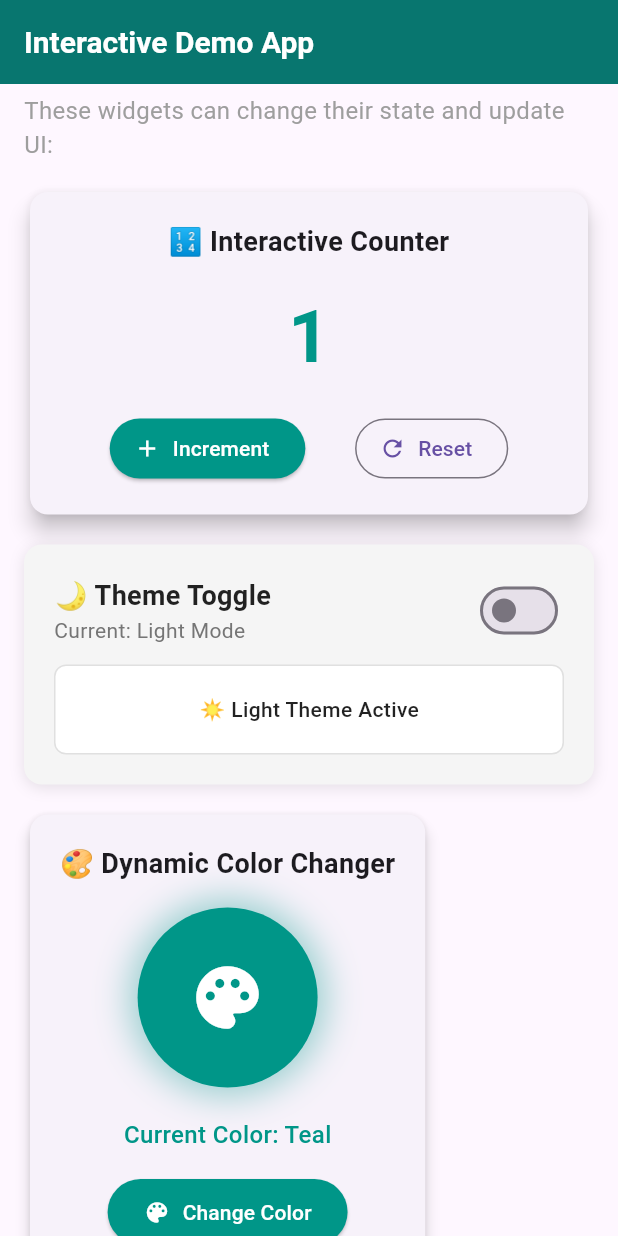
After one commit to kalviumcommunity/S86-126-Nexus-Building_Smart_Mobile_Experiences_with_Flutter_Firebase-LeafLine, a Flutter app: the DemoHomePage screen opened directly, scrolled down 576 dp, after a tap on "Increment", on a phone screen of 412 x 824 dp. The commit adds this screen. Run offline on Flutter 3.47's test engine with Material 3 defaults, Android fonts, the phone set to English and light mode, and no system bars; our stand-ins replace firebase_auth, firebase_core; accounts and stored records are empty.

Commit message:
feat: implemented demo showing stateless and stateful widgets

```diff
--- a/lib/main.dart
+++ b/lib/main.dart
@@ -5,6 +5,7 @@ import 'firebase_options.dart';
 import 'screens/login_screen.dart';
 import 'screens/responsive_home.dart';
 import 'screens/widget_tree_demo.dart';
+import 'screens/stateless_stateful_demo.dart';
 
 void main() async {
   WidgetsFlutterBinding.ensureInitialized();
@@ -367,6 +368,29 @@ class _WelcomeScreenState extends State<WelcomeScreen> {
 
                       const SizedBox(height: 10),
 
+                      // Stateless vs Stateful Demo Button
+                      SizedBox(
+                        width: double.infinity,
+                        child: ElevatedButton(
+                          onPressed: () {
+                            Navigator.push(
+                              context,
+                              MaterialPageRoute(
+                                builder: (context) => const StatelessStatefulDemo(),
+                              ),
+                            );
+                          },
+                          style: ElevatedButton.styleFrom(
+                            backgroundColor: Colors.teal,
+                            foregroundColor: Colors.white,
+                            padding: const EdgeInsets.symmetric(vertical: 15),
+                          ),
+                          child: const Text('Stateless vs Stateful Demo', style: TextStyle(fontSize: 16)),
+                        ),
+                      ),
+
+                      const SizedBox(height: 10),
+
                       // OPTIONAL: Access responsive layout
                       SizedBox(
                         width: double.infinity,
--- /dev/null
+++ b/lib/screens/stateless_stateful_demo.dart
@@ -0,0 +1,520 @@
+import 'package:flutter/material.dart';
+
+/// Demo app showcasing the difference between Stateless and Stateful widgets
+class StatelessStatefulDemo extends StatelessWidget {
+  const StatelessStatefulDemo({super.key});
+
+  @override
+  Widget build(BuildContext context) {
+    return MaterialApp(
+      title: 'Stateless vs Stateful Demo',
+      theme: ThemeData(
+        primarySwatch: Colors.teal,
+        visualDensity: VisualDensity.adaptivePlatformDensity,
+      ),
+      home: const DemoHomePage(),
+      debugShowCheckedModeBanner: false,
+    );
+  }
+}
+
+class DemoHomePage extends StatelessWidget {
+  const DemoHomePage({super.key});
+
+  @override
+  Widget build(BuildContext context) {
+    return Scaffold(
+      appBar: AppBar(
+        title: const AppTitle(), // Stateless Widget
+        backgroundColor: Colors.teal[700],
+        elevation: 0,
+      ),
+      body: const SingleChildScrollView(
+        padding: EdgeInsets.all(16.0),
+        child: Column(
+          crossAxisAlignment: CrossAxisAlignment.stretch,
+          children: [
+            // Stateless Widgets Section
+            StaticSection(),
+            SizedBox(height: 20),
+
+            // Stateful Widgets Section
+            InteractiveSection(),
+          ],
+        ),
+      ),
+    );
+  }
+}
+
+// STATELESS WIDGETS - These remain constant and don't change state
+
+/// A simple stateless widget for app title
+class AppTitle extends StatelessWidget {
+  const AppTitle({super.key});
+
+  @override
+  Widget build(BuildContext context) {
+    return const Text(
+      'Interactive Demo App',
+      style: TextStyle(
+        fontSize: 20,
+        fontWeight: FontWeight.bold,
+        color: Colors.white,
+      ),
+    );
+  }
+}
+
+/// A stateless widget for static information display
+class StaticInfoCard extends StatelessWidget {
+  final String title;
+  final String description;
+  final IconData icon;
+  final Color color;
+
+  const StaticInfoCard({
+    super.key,
+    required this.title,
+    required this.description,
+    required this.icon,
+    required this.color,
+  });
+
+  @override
+  Widget build(BuildContext context) {
+    return Card(
+      elevation: 4,
+      margin: const EdgeInsets.symmetric(vertical: 8),
+      child: Padding(
+        padding: const EdgeInsets.all(16.0),
+        child: Row(
+          children: [
+            Icon(
+              icon,
+              size: 40,
+              color: color,
+            ),
+            const SizedBox(width: 16),
+            Expanded(
+              child: Column(
+                crossAxisAlignment: CrossAxisAlignment.start,
+                children: [
+                  Text(
+                    title,
+                    style: const TextStyle(
+                      fontSize: 18,
+                      fontWeight: FontWeight.bold,
+                    ),
+                  ),
+                  const SizedBox(height: 4),
+                  Text(
+                    description,
+                    style: const TextStyle(
+                      fontSize: 14,
+                      color: Colors.grey,
+                    ),
+                  ),
+                ],
+              ),
+            ),
+          ],
+        ),
+      ),
+    );
+  }
+}
+
+/// Stateless section containing static widgets
+class StaticSection extends StatelessWidget {
+  const StaticSection({super.key});
+
+  @override
+  Widget build(BuildContext context) {
+    return Column(
+      crossAxisAlignment: CrossAxisAlignment.start,
+      children: [
+        const Text(
+          '📄 Stateless Widgets (Static Content)',
+          style: TextStyle(
+            fontSize: 22,
+            fontWeight: FontWeight.bold,
+            color: Colors.teal,
+          ),
+        ),
+        const SizedBox(height: 12),
+        const Text(
+          'These widgets never change their appearance once built:',
+          style: TextStyle(fontSize: 16, color: Colors.grey),
+        ),
+        const SizedBox(height: 16),
+
+        const StaticInfoCard(
+          title: 'Welcome Message',
+          description: 'This greeting remains the same throughout app lifecycle',
+          icon: Icons.waving_hand,
+          color: Colors.orange,
+        ),
+
+        const StaticInfoCard(
+          title: 'App Information',
+          description: 'Flutter Demo - Built with ❤️ using StatelessWidget',
+          icon: Icons.info_outline,
+          color: Colors.blue,
+        ),
+
+        const StaticInfoCard(
+          title: 'Static Icon',
+          description: 'This icon and text never change state',
+          icon: Icons.star,
+          color: Colors.amber,
+        ),
+      ],
+    );
+  }
+}
+
+// STATEFUL WIDGETS - These can change state and update UI dynamically
+
+/// Interactive section containing stateful widgets
+class InteractiveSection extends StatelessWidget {
+  const InteractiveSection({super.key});
+
+  @override
+  Widget build(BuildContext context) {
+    return const Column(
+      crossAxisAlignment: CrossAxisAlignment.start,
+      children: [
+        Text(
+          '🔄 Stateful Widgets (Interactive Content)',
+          style: TextStyle(
+            fontSize: 22,
+            fontWeight: FontWeight.bold,
+            color: Colors.teal,
+          ),
+        ),
+        SizedBox(height: 12),
+        Text(
+          'These widgets can change their state and update UI:',
+          style: TextStyle(fontSize: 16, color: Colors.grey),
+        ),
+        SizedBox(height: 16),
+
+        // Interactive Counter Widget
+        CounterWidget(),
+        SizedBox(height: 16),
+
+        // Theme Toggle Widget
+        ThemeToggleWidget(),
+        SizedBox(height: 16),
+
+        // Color Picker Widget
+        ColorChangerWidget(),
+      ],
+    );
+  }
+}
+
+/// Stateful widget demonstrating counter functionality
+class CounterWidget extends StatefulWidget {
+  const CounterWidget({super.key});
+
+  @override
+  State<CounterWidget> createState() => _CounterWidgetState();
+}
+
+class _CounterWidgetState extends State<CounterWidget> with TickerProviderStateMixin {
+  int _counter = 0;
+  late AnimationController _animationController;
+  late Animation<double> _scaleAnimation;
+
+  @override
+  void initState() {
+    super.initState();
+    _animationController = AnimationController(
+      duration: const Duration(milliseconds: 200),
+      vsync: this,
+    );
+    _scaleAnimation = Tween<double>(
+      begin: 1.0,
+      end: 1.2,
+    ).animate(CurvedAnimation(
+      parent: _animationController,
+      curve: Curves.elasticOut,
+    ));
+  }
+
+  void _incrementCounter() {
+    setState(() {
+      _counter++;
+    });
+    _animationController.forward().then((_) {
+      _animationController.reverse();
+    });
+  }
+
+  void _resetCounter() {
+    setState(() {
+      _counter = 0;
+    });
+  }
+
+  @override
+  void dispose() {
+    _animationController.dispose();
+    super.dispose();
+  }
+
+  @override
+  Widget build(BuildContext context) {
+    return Card(
+      elevation: 6,
+      child: Padding(
+        padding: const EdgeInsets.all(20.0),
+        child: Column(
+          children: [
+            const Text(
+              '🔢 Interactive Counter',
+              style: TextStyle(
+                fontSize: 18,
+                fontWeight: FontWeight.bold,
+              ),
+            ),
+            const SizedBox(height: 16),
+            AnimatedBuilder(
+              animation: _scaleAnimation,
+              builder: (context, child) {
+                return Transform.scale(
+                  scale: _scaleAnimation.value,
+                  child: Text(
+                    '$_counter',
+                    style: TextStyle(
+                      fontSize: 48,
+                      fontWeight: FontWeight.bold,
+                      color: _counter > 0 ? Colors.teal : Colors.grey,
+                    ),
+                  ),
+                );
+              },
+            ),
+            const SizedBox(height: 16),
+            Row(
+              mainAxisAlignment: MainAxisAlignment.spaceEvenly,
+              children: [
+                ElevatedButton.icon(
+                  onPressed: _incrementCounter,
+                  icon: const Icon(Icons.add),
+                  label: const Text('Increment'),
+                  style: ElevatedButton.styleFrom(
+                    backgroundColor: Colors.teal,
+                    foregroundColor: Colors.white,
+                  ),
+                ),
+                OutlinedButton.icon(
+                  onPressed: _counter > 0 ? _resetCounter : null,
+                  icon: const Icon(Icons.refresh),
+                  label: const Text('Reset'),
+                ),
+              ],
+            ),
+          ],
+        ),
+      ),
+    );
+  }
+}
+
+/// Stateful widget demonstrating theme toggle
+class ThemeToggleWidget extends StatefulWidget {
+  const ThemeToggleWidget({super.key});
+
+  @override
+  State<ThemeToggleWidget> createState() => _ThemeToggleWidgetState();
+}
+
+class _ThemeToggleWidgetState extends State<ThemeToggleWidget> {
+  bool _isDarkMode = false;
+
+  void _toggleTheme() {
+    setState(() {
+      _isDarkMode = !_isDarkMode;
+    });
+  }
+
+  @override
+  Widget build(BuildContext context) {
+    return AnimatedContainer(
+      duration: const Duration(milliseconds: 300),
+      padding: const EdgeInsets.all(20),
+      decoration: BoxDecoration(
+        color: _isDarkMode ? Colors.grey[900] : Colors.grey[100],
+        borderRadius: BorderRadius.circular(12),
+        boxShadow: [
+          BoxShadow(
+            color: Colors.black.withValues(alpha: 0.1),
+            blurRadius: 8,
+            offset: const Offset(0, 2),
+          ),
+        ],
+      ),
+      child: Column(
+        children: [
+          Row(
+            mainAxisAlignment: MainAxisAlignment.spaceBetween,
+            children: [
+              Column(
+                crossAxisAlignment: CrossAxisAlignment.start,
+                children: [
+                  Text(
+                    '🌙 Theme Toggle',
+                    style: TextStyle(
+                      fontSize: 18,
+                      fontWeight: FontWeight.bold,
+                      color: _isDarkMode ? Colors.white : Colors.black87,
+                    ),
+                  ),
+                  Text(
+                    'Current: ${_isDarkMode ? "Dark Mode" : "Light Mode"}',
+                    style: TextStyle(
+                      color: _isDarkMode ? Colors.grey[300] : Colors.grey[600],
+                    ),
+                  ),
+                ],
+              ),
+              Switch(
+                value: _isDarkMode,
+                onChanged: (bool value) => _toggleTheme(),
+                activeThumbColor: Colors.teal,
+              ),
+            ],
+          ),
+          const SizedBox(height: 12),
+          AnimatedContainer(
+            duration: const Duration(milliseconds: 300),
+            height: 60,
+            width: double.infinity,
+            decoration: BoxDecoration(
+              color: _isDarkMode ? Colors.grey[800] : Colors.white,
+              borderRadius: BorderRadius.circular(8),
+              border: Border.all(
+                color: _isDarkMode ? Colors.grey[600]! : Colors.grey[300]!,
+              ),
+            ),
+            child: Center(
+              child: Text(
+                _isDarkMode ? '🌙 Dark Theme Active' : '☀️ Light Theme Active',
+                style: TextStyle(
+                  color: _isDarkMode ? Colors.white : Colors.black87,
+                  fontWeight: FontWeight.w500,
+                ),
+              ),
+            ),
+          ),
+        ],
+      ),
+    );
+  }
+}
+
+/// Stateful widget demonstrating color changes
+class ColorChangerWidget extends StatefulWidget {
+  const ColorChangerWidget({super.key});
+
+  @override
+  State<ColorChangerWidget> createState() => _ColorChangerWidgetState();
+}
+
+class _ColorChangerWidgetState extends State<ColorChangerWidget> {
+  Color _selectedColor = Colors.teal;
+  final List<Color> _colors = [
+    Colors.teal,
+    Colors.blue,
+    Colors.purple,
+    Colors.orange,
+    Colors.red,
+    Colors.green,
+  ];
+
+  int _currentColorIndex = 0;
+
+  void _changeColor() {
+    setState(() {
+      _currentColorIndex = (_currentColorIndex + 1) % _colors.length;
+      _selectedColor = _colors[_currentColorIndex];
+    });
+  }
+
+  @override
+  Widget build(BuildContext context) {
+    return Card(
+      elevation: 4,
+      child: Padding(
+        padding: const EdgeInsets.all(20.0),
+        child: Column(
+          children: [
+            const Text(
+              '🎨 Dynamic Color Changer',
+              style: TextStyle(
+                fontSize: 18,
+                fontWeight: FontWeight.bold,
+              ),
+            ),
+            const SizedBox(height: 16),
+            AnimatedContainer(
+              duration: const Duration(milliseconds: 400),
+              curve: Curves.easeInOut,
+              width: 120,
+              height: 120,
+              decoration: BoxDecoration(
+                color: _selectedColor,
+                shape: BoxShape.circle,
+                boxShadow: [
+                  BoxShadow(
+                    color: _selectedColor.withValues(alpha: 0.4),
+                    blurRadius: 20,
+                    spreadRadius: 5,
+                  ),
+                ],
+              ),
+              child: Icon(
+                Icons.palette,
+                size: 50,
+                color: Colors.white,
+              ),
+            ),
+            const SizedBox(height: 20),
+            Text(
+              'Current Color: ${_getColorName(_selectedColor)}',
+              style: TextStyle(
+                fontSize: 16,
+                fontWeight: FontWeight.w500,
+                color: _selectedColor,
+              ),
+            ),
+            const SizedBox(height: 16),
+            ElevatedButton.icon(
+              onPressed: _changeColor,
+              icon: const Icon(Icons.color_lens),
+              label: const Text('Change Color'),
+              style: ElevatedButton.styleFrom(
+                backgroundColor: _selectedColor,
+                foregroundColor: Colors.white,
+                padding: const EdgeInsets.symmetric(horizontal: 24, vertical: 12),
+              ),
+            ),
+          ],
+        ),
+      ),
+    );
+  }
+
+  String _getColorName(Color color) {
+    if (color == Colors.teal) return 'Teal';
+    if (color == Colors.blue) return 'Blue';
+    if (color == Colors.purple) return 'Purple';
+    if (color == Colors.orange) return 'Orange';
+    if (color == Colors.red) return 'Red';
+    if (color == Colors.green) return 'Green';
+    return 'Unknown';
+  }
+}
```
Also changed, not shown: 3 other files.
